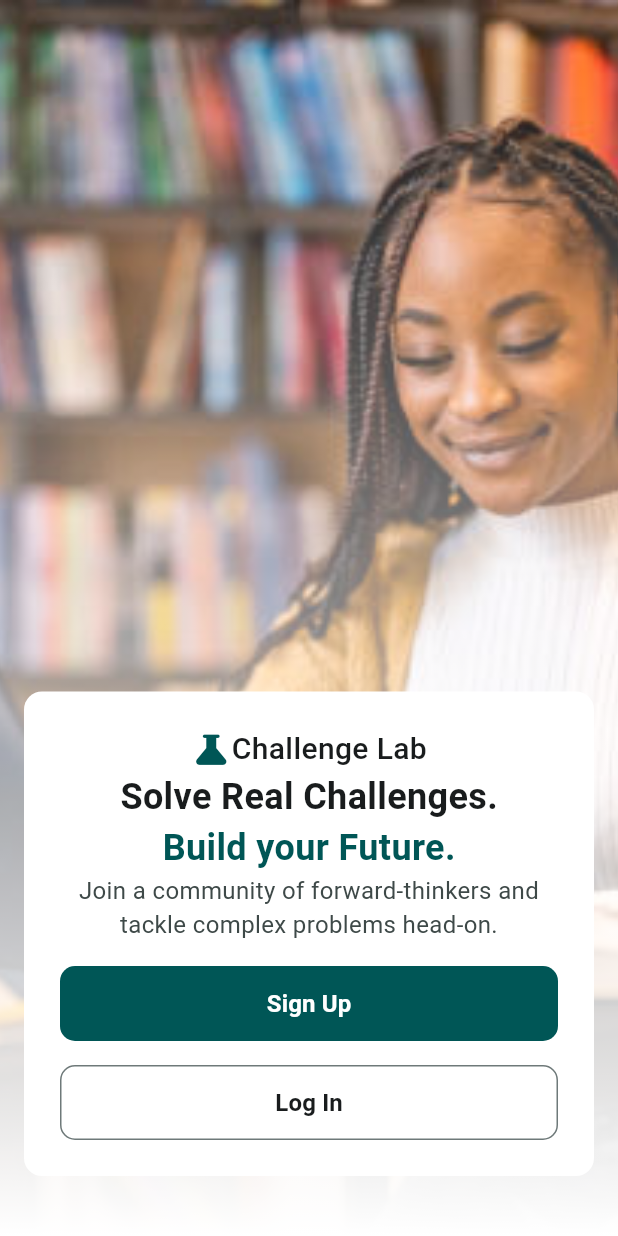
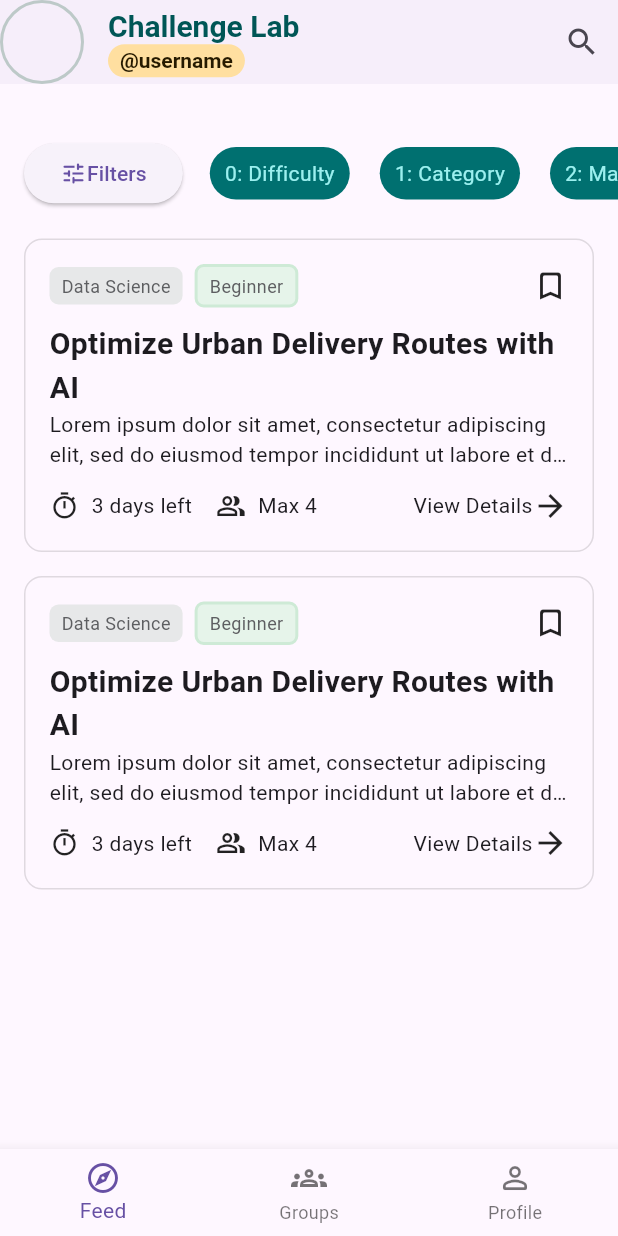
Before and after one commit to NixonSadique/challenge_lab_flutter, a Flutter app: the screen it shows after launch, on a phone screen of 412 x 824 dp. Run offline on Flutter 3.47's test engine with Material 3 defaults, Android fonts, the phone set to English and light mode, and no system bars; our stand-ins replace flutter_secure_storage, image_picker.

Commit message:
feat: implement HomeScreen, ChallengeCard, and common TextIcon widget

```diff
--- /dev/null
+++ b/lib/features/home/presentation/home_screen.dart
@@ -0,0 +1,119 @@
+import 'package:flutter/material.dart';
+
+import '../widgets/challenge_card.dart';
+
+class HomeScreen extends StatefulWidget {
+  const HomeScreen({super.key});
+
+  @override
+  State<HomeScreen> createState() => _HomeScreenState();
+}
+
+class _HomeScreenState extends State<HomeScreen> {
+  final values = ["Difficulty", "Category", "Max Allowed"];
+
+  @override
+  Widget build(BuildContext context) {
+    return Scaffold(
+      bottomNavigationBar: BottomNavigationBar(
+        items: [
+          BottomNavigationBarItem(
+            icon: Icon(Icons.explore_outlined,),
+            label: "Feed"
+          ),
+          BottomNavigationBarItem(
+            icon: Icon(Icons.groups_outlined,),
+            label: "Groups"
+          ),
+          BottomNavigationBarItem(
+            icon: Icon(Icons.person_outline_rounded,),
+            label: "Profile"
+          ),
+        ],
+      ),
+      appBar: AppBar(
+        elevation: 1,
+        leading: Container(
+          decoration: BoxDecoration(
+            shape: BoxShape.circle,
+            border: Border.all(color: Color(0xffbdc9c8), width: 2),
+          ),
+        ),
+        title: Column(
+          crossAxisAlignment: CrossAxisAlignment.start,
+          children: [
+            Text(
+              "Challenge Lab",
+              style: TextStyle(
+                color: Color(0xff005656),
+                fontWeight: FontWeight.bold,
+                fontSize: 20,
+              ),
+            ),
+            Container(
+              padding: EdgeInsets.symmetric(horizontal: 8, vertical: 2),
+              decoration: BoxDecoration(
+                color: Color(0xffFFDFA0),
+                borderRadius: BorderRadius.circular(50),
+              ),
+              child: Text(
+                "@username",
+                style: TextStyle(
+                  color: Color(0xff261A00),
+                  fontWeight: FontWeight.bold,
+                  fontSize: 14,
+                ),
+              ),
+            ),
+          ],
+        ),
+        actions: [IconButton(onPressed: () {}, icon: Icon(Icons.search))],
+      ),
+      body: ListView(
+        children: [
+          const SizedBox(height: 32),
+          Row(
+            children: [
+              SizedBox(width: 16),
+              ElevatedButton(
+                onPressed: () {},
+                child: Row(
+                  children: [Icon(Icons.tune_rounded), Text("Filters")],
+                ),
+              ),
+              SizedBox(width: 8),
+              Expanded(
+                child: SizedBox(
+                  height: 55,
+                  child: ListView.builder(
+                    scrollDirection: Axis.horizontal,
+                    itemCount: values.length,
+                    itemBuilder: (context, i) {
+                      return Container(
+                        alignment: Alignment.center,
+                        padding: EdgeInsets.symmetric(horizontal: 10),
+                        margin: EdgeInsets.all(10),
+                        decoration: BoxDecoration(
+                          color: Color(0xff007070),
+                          borderRadius: BorderRadius.circular(60),
+                        ),
+                        child: Text(
+                          "$i: ${values[i]}",
+                          style: TextStyle(color: Color(0xff9CF0EF)),
+                        ),
+                      );
+                    },
+                  ),
+                ),
+              ),
+            ],
+          ),
+          SizedBox(height: 16),
+
+          ChallengeCard(),
+          ChallengeCard(),
+        ],
+      ),
+    );
+  }
+}
--- /dev/null
+++ b/lib/features/home/widgets/challenge_card.dart
@@ -0,0 +1,111 @@
+import 'package:challenge_lab_flutter/features/home/widgets/text_icon.dart';
+import 'package:flutter/material.dart';
+
+class ChallengeCard extends StatelessWidget {
+  const ChallengeCard({super.key});
+
+  final texto =
+      "Lorem ipsum dolor sit amet, consectetur adipiscing elit, "
+      "sed do eiusmod tempor incididunt ut labore et dolore magna aliqua. "
+      "Ut enim ad minim veniam, quis nostrud exercitation ullamco laboris "
+      "nisi ut aliquip ex ea commodo consequat. "
+      "Duis aute irure dolor in reprehenderit in voluptate velit esse cillum "
+      "dolore eu fugiat nulla pariatur. "
+      "Excepteur sint occaecat cupidatat non proident, sunt in culpa qui "
+      "officia deserunt mollit anim id est laborum";
+
+  @override
+  Widget build(BuildContext context) {
+    return Container(
+      margin: EdgeInsets.only(left: 16, right: 16, bottom: 16),
+      padding: EdgeInsets.all(16),
+      decoration: BoxDecoration(
+        border: Border.all(color: Colors.black12),
+        borderRadius: BorderRadius.circular(12),
+      ),
+      child: Column(
+        spacing: 10,
+
+        children: [
+          Row(
+            mainAxisAlignment: MainAxisAlignment.spaceBetween,
+            children: [
+              Row(
+                children: [
+                  Container(
+                    padding: EdgeInsets.symmetric(vertical: 4, horizontal: 8),
+                    decoration: BoxDecoration(
+                      color: Color(0xffE7E8E9),
+                      borderRadius: BorderRadius.circular(6),
+                    ),
+                    child: Text(
+                      'Data Science',
+                      style: TextStyle(color: Color(0xff5D5E61), fontSize: 12),
+                    ),
+                  ),
+                  SizedBox(width: 8),
+                  Container(
+                    padding: EdgeInsets.symmetric(vertical: 4, horizontal: 8),
+                    decoration: BoxDecoration(
+                      color: Color(0xffE6F4EA),
+                      borderRadius: BorderRadius.circular(6),
+                      border: Border.all(color: Color(0xffCEEAD6), width: 2),
+                    ),
+                    child: Text(
+                      'Beginner',
+                      style: TextStyle(color: Color(0xff5D5E61), fontSize: 12),
+                    ),
+                  ),
+                ],
+              ),
+              Icon(Icons.bookmark_outline_rounded),
+            ],
+          ),
+          Column(
+            children: [
+              Text(
+                'Optimize Urban Delivery Routes with AI',
+                style: TextStyle(fontWeight: FontWeight.bold, fontSize: 20),
+              ),
+              Text(
+                texto,
+                maxLines: 2,
+                overflow: TextOverflow.ellipsis,
+                style: TextStyle(fontSize: 14),
+              ),
+            ],
+          ),
+
+          Row(
+            mainAxisAlignment: MainAxisAlignment.spaceBetween,
+            children: [
+              Row(
+                children: [
+                  Container(
+                    child: TextIcon(
+                      icon: Icons.timer_outlined,
+                      text: "3 days left",
+                    ),
+                  ),
+                  SizedBox(width: 8),
+                  Container(
+                    padding: EdgeInsets.symmetric(vertical: 4, horizontal: 8),
+                    child: TextIcon(
+                      icon: Icons.people_alt_outlined,
+                      text: "Max 4",
+                    ),
+                  ),
+                ],
+              ),
+              GestureDetector(
+                child: Row(
+                  children: [Text("View Details"), Icon(Icons.arrow_forward)],
+                ),
+              ),
+            ],
+          ),
+        ],
+      ),
+    );
+  }
+}
--- /dev/null
+++ b/lib/features/home/widgets/text_icon.dart
@@ -0,0 +1,26 @@
+import 'package:flutter/material.dart';
+
+class TextIcon extends StatelessWidget {
+  final IconData icon;
+  final String text;
+  final double spacing;
+
+  const TextIcon({
+    super.key,
+    required this.icon,
+    required this.text,
+    this.spacing = 8,
+  });
+
+  @override
+  Widget build(BuildContext context) {
+    return Row(
+      mainAxisSize: MainAxisSize.min,
+      children: [
+        Icon(icon, size: 20),
+        SizedBox(width: spacing),
+        Text(text),
+      ],
+    );
+  }
+}
--- a/lib/main.dart
+++ b/lib/main.dart
@@ -1,4 +1,4 @@
-import 'package:challenge_lab_flutter/features/landing/screens/landing_page.dart';
+import 'package:challenge_lab_flutter/features/home/presentation/home_screen.dart';
 import 'package:flutter/material.dart';
 
 void main() {
@@ -13,7 +13,7 @@ class MyApp extends StatelessWidget {
     return MaterialApp(
       title: 'Challenge Lab',
       debugShowCheckedModeBanner: false,
-      home: LandingPage(),
+      home: HomeScreen(),
     );
   }
 }
```
